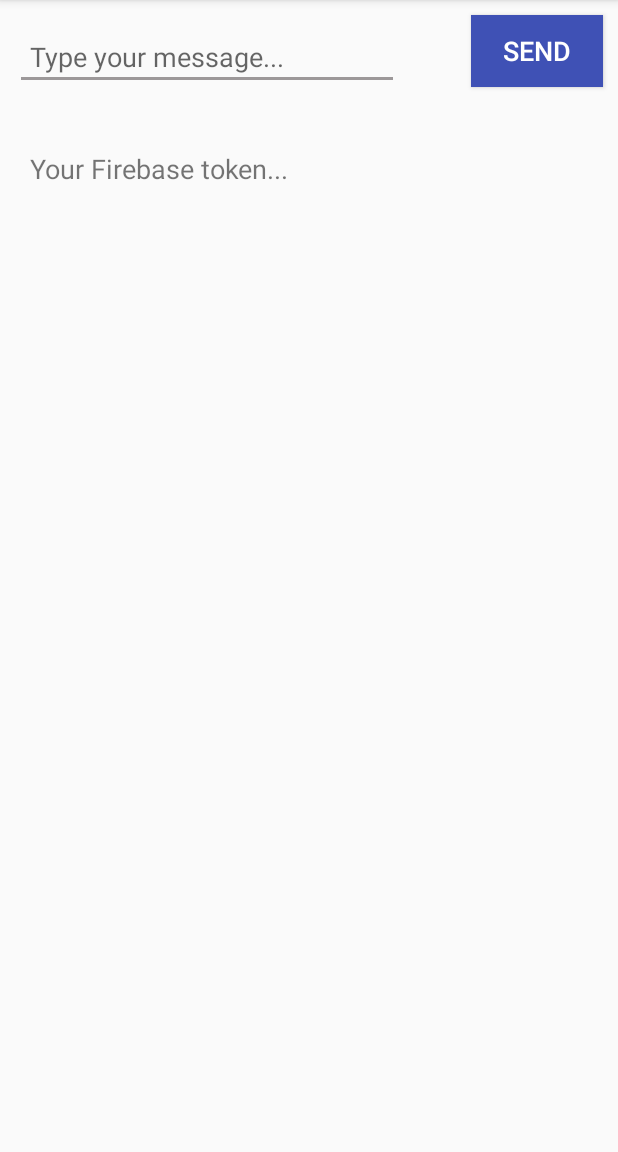
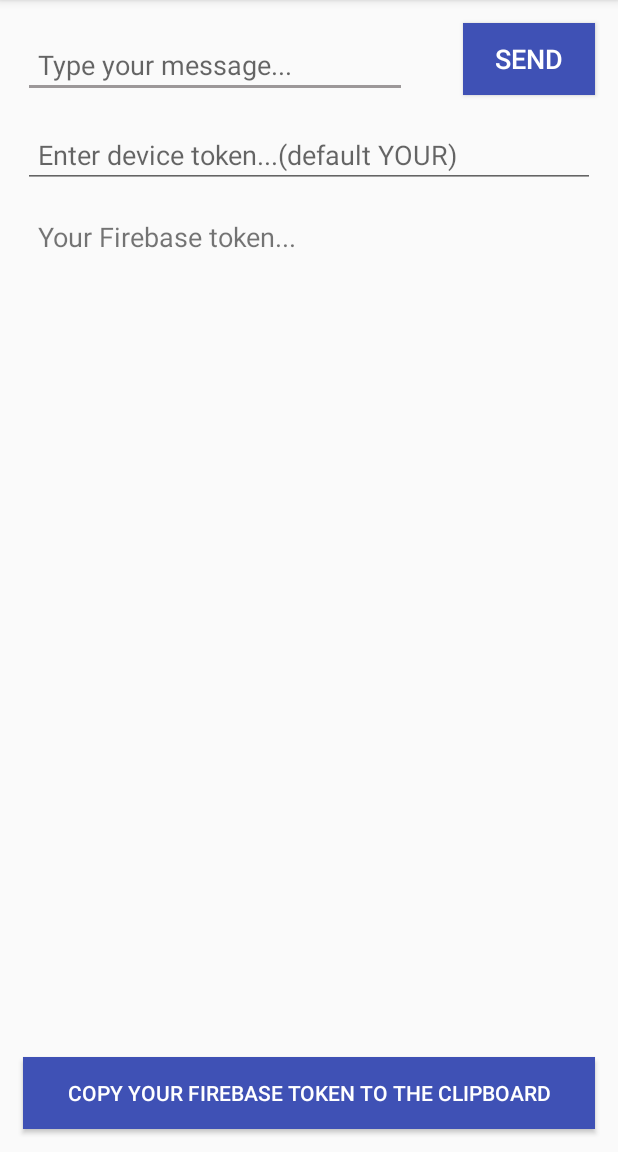
Before and after one commit to mausami-dangi/fire-base-practice, an Android app: the screen it shows after launch (MainActivity), on a phone screen of 412 x 824 dp, the part 84-1236 px from its top. Run offline under Robolectric (Android 15) with nearby library versions, the phone set to English and light mode, and no system bars.

Commit message:
Add EditText for deviceToken

```diff
--- a/app/src/main/res/layout/activity_main.xml
+++ b/app/src/main/res/layout/activity_main.xml
@@ -8,15 +8,16 @@
     <RelativeLayout
         android:layout_width="match_parent"
         android:layout_height="match_parent"
-        android:orientation="horizontal">
+        android:padding="5dp">
 
         <TextView
             android:id="@+id/txtResponse"
             android:layout_width="match_parent"
             android:layout_height="match_parent"
-            android:layout_marginTop="80dp"
+            android:layout_marginTop="120dp"
             android:padding="20dp"
-            android:textSize="18dp"/>
+            android:textSize="18dp"
+            android:layout_marginBottom="80dp"/>
 
         <Button
             android:id="@+id/btnSendMessage"
@@ -45,6 +46,32 @@
             android:hint="Type your message..."
             android:inputType="textPersonName"
             android:padding="10dp" />
+
+        <Button
+            android:id="@+id/copyToken"
+            android:layout_width="match_parent"
+            android:layout_height="wrap_content"
+            android:text="Copy your Firebase Token to the clipboard"
+            android:layout_alignParentBottom="true"
+            android:layout_alignParentRight="true"
+            android:layout_margin="10dp"
+            android:background="@color/colorPrimary"
+            android:textColor="@color/white"/>
+
+        <EditText
+            android:id="@+id/deviceToken"
+            android:layout_width="match_parent"
+            android:layout_height="wrap_content"
+            android:layout_above="@+id/txtResponse"
+            android:layout_marginEnd="10dp"
+            android:layout_marginLeft="10dp"
+            android:layout_marginRight="10dp"
+            android:layout_marginStart="10dp"
+            android:layout_marginBottom="-120dp"
+            android:ems="10"
+            android:hint="Enter device token...(default YOUR)"
+            android:padding="10dp"
+            android:inputType="textPersonName"/>
     </RelativeLayout>
 
 </android.support.constraint.ConstraintLayout>
```
